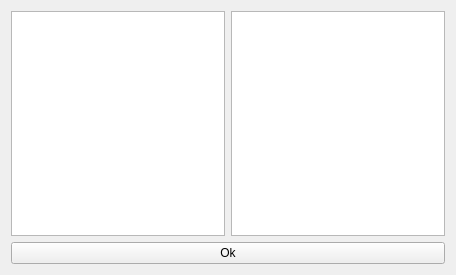
First picture: the form in 066-QStringListModel/mainwindow.ui, repository cicekozkan/QtExercise, before the edit.
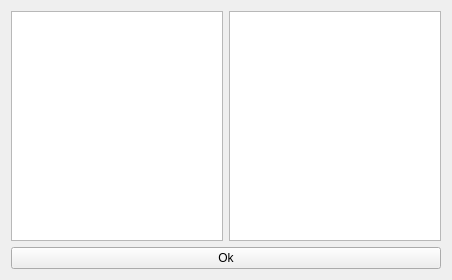
Second picture: the form after the edit.

Commit message: you can reach the data with Model::data function. The returned type is QVariant

Diff of the .ui file:
```diff
--- a/066-QStringListModel/mainwindow.ui
+++ b/066-QStringListModel/mainwindow.ui
@@ -6,8 +6,8 @@
    <rect>
     <x>0</x>
     <y>0</y>
-    <width>456</width>
-    <height>275</height>
+    <width>452</width>
+    <height>280</height>
    </rect>
   </property>
   <property name="windowTitle">
```
The commit also changes 1 other file.
